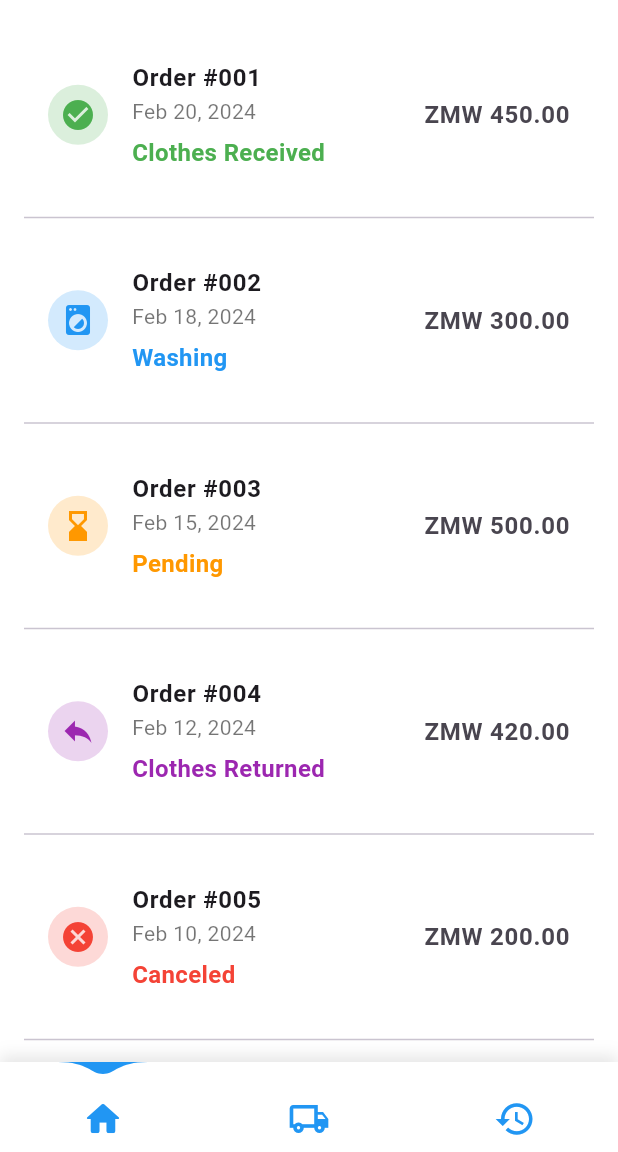
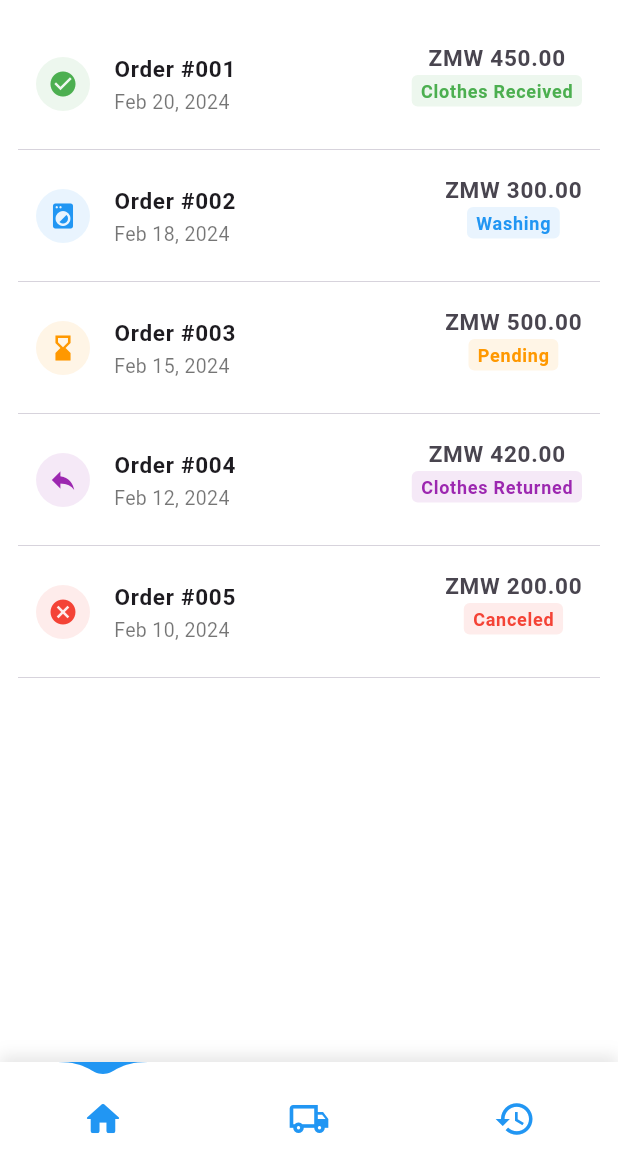
Before and after one commit to KanyantaM/soap_stop, a Flutter app: the screen it shows after launch, swiped to page 3, on a phone screen of 412 x 824 dp, the part 84-1236 px from its top. Run offline on Flutter 3.47's test engine with Material 3 defaults, Android fonts, the light colour scheme and no system bars; drawn by our look-alikes of water_drop_nav_bar; our stand-ins replace liquid_pull_to_refresh, loading_animation_widget.

Commit message:
fixing spacing and alignment

```diff
--- a/lib/screens/order_history_screen.dart
+++ b/lib/screens/order_history_screen.dart
@@ -38,7 +38,7 @@ class OrderHistoryScreen extends StatelessWidget {
 
     return Scaffold(
       body: ListView.builder(
-        padding: const EdgeInsets.all(16),
+        padding: const EdgeInsets.all(12),
         itemCount: orders.length,
         itemBuilder: (context, index) {
           return OrderCard(order: orders[index]);
@@ -50,7 +50,6 @@ class OrderHistoryScreen extends StatelessWidget {
 
 class OrderCard extends StatelessWidget {
   final Order order;
-
   const OrderCard({super.key, required this.order});
 
   @override
@@ -62,28 +61,49 @@ class OrderCard extends StatelessWidget {
     return Column(
       children: [
         ListTile(
-          contentPadding: const EdgeInsets.all(16),
+          contentPadding:
+              const EdgeInsets.symmetric(horizontal: 12, vertical: 8),
           leading: CircleAvatar(
-            backgroundColor: statusColor.withValues(alpha: 0.2),
-            child: Icon(_getStatusIcon(order.status), color: statusColor),
+            backgroundColor: statusColor.withValues(alpha: 0.1),
+            radius: 18, // Adjusted size for a compact look
+            child: Icon(_getStatusIcon(order.status),
+                color: statusColor, size: 20),
           ),
-          title: Text('Order #${order.id}',
-              style:
-                  const TextStyle(fontWeight: FontWeight.bold, fontSize: 16)),
-          subtitle: Column(
-            crossAxisAlignment: CrossAxisAlignment.start,
+          title: Text(
+            'Order #${order.id}',
+            style: const TextStyle(fontWeight: FontWeight.bold, fontSize: 15),
+          ),
+          subtitle: Row(
             children: [
-              Text(order.date,
-                  style: const TextStyle(color: Colors.black54, fontSize: 14)),
-              const SizedBox(height: 6),
-              Text(order.status,
-                  style: TextStyle(
-                      color: statusColor, fontWeight: FontWeight.bold)),
+              Text(
+                order.date,
+                style: const TextStyle(color: Colors.black54, fontSize: 13),
+              ),
             ],
           ),
-          trailing: Text(
-            currencyFormatter.format(order.price),
-            style: const TextStyle(fontWeight: FontWeight.bold, fontSize: 16),
+          trailing: Column(
+            children: [
+              Text(
+                currencyFormatter.format(order.price),
+                style:
+                    const TextStyle(fontWeight: FontWeight.bold, fontSize: 15),
+              ),
+              const SizedBox(width: 8), // Keeps spacing consistent
+              Container(
+                padding: const EdgeInsets.symmetric(horizontal: 6, vertical: 2),
+                decoration: BoxDecoration(
+                  color: statusColor.withValues(alpha: 0.1),
+                  borderRadius: BorderRadius.circular(4),
+                ),
+                child: Text(
+                  order.status,
+                  style: TextStyle(
+                      color: statusColor,
+                      fontSize: 12,
+                      fontWeight: FontWeight.w600),
+                ),
+              ),
+            ],
           ),
           onTap: () {
             ScaffoldMessenger.of(context).showSnackBar(
@@ -91,7 +111,7 @@ class OrderCard extends StatelessWidget {
             );
           },
         ),
-        Divider()
+        const Divider(height: 0, thickness: 0.5),
       ],
     );
   }
```
